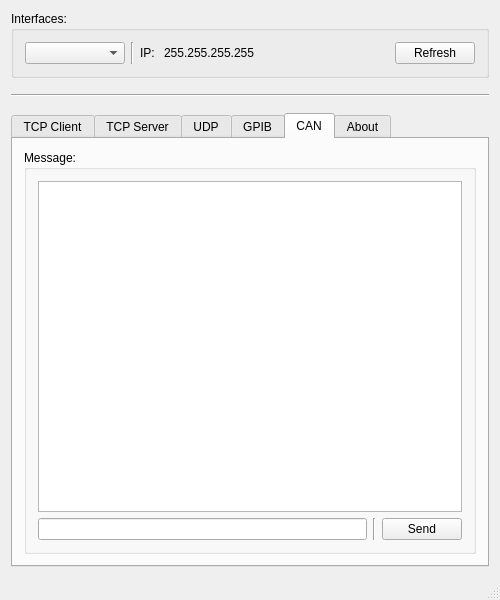
Old version of the form mainwindow.ui in the repository rookiepeng/comm-test.
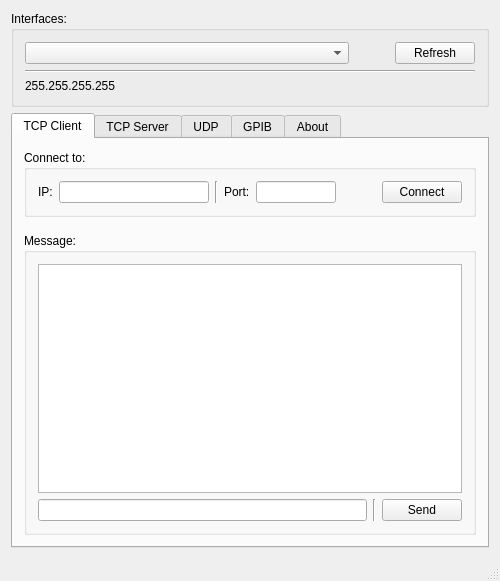
New version of the form. The open tabs and pages were chosen to show the change. Icons and pictures are not drawn.

```diff
--- a/mainwindow.ui
+++ b/mainwindow.ui
@@ -7,7 +7,7 @@
     <x>0</x>
     <y>0</y>
     <width>500</width>
-    <height>600</height>
+    <height>581</height>
    </rect>
   </property>
   <property name="minimumSize">
@@ -37,7 +37,7 @@
           <widget class="QComboBox" name="comboBox_Interface">
            <property name="sizePolicy">
             <sizepolicy hsizetype="Preferred" vsizetype="Fixed">
-             <horstretch>0</horstretch>
+             <horstretch>1</horstretch>
              <verstretch>0</verstretch>
             </sizepolicy>
            </property>
@@ -47,33 +47,6 @@
              <height>0</height>
             </size>
            </property>
-           <property name="maximumSize">
-            <size>
-             <width>200</width>
-             <height>16777215</height>
-            </size>
-           </property>
-          </widget>
-         </item>
-         <item>
-          <widget class="Line" name="line">
-           <property name="orientation">
-            <enum>Qt::Vertical</enum>
-           </property>
-          </widget>
-         </item>
-         <item>
-          <widget class="QLabel" name="label_2">
-           <property name="text">
-            <string>IP: </string>
-           </property>
-          </widget>
-         </item>
-         <item>
-          <widget class="QLabel" name="label_LocalIP">
-           <property name="text">
-            <string>255.255.255.255</string>
-           </property>
           </widget>
          </item>
          <item>
@@ -98,48 +71,29 @@
          </item>
         </layout>
        </item>
+       <item>
+        <widget class="Line" name="line">
+         <property name="orientation">
+          <enum>Qt::Horizontal</enum>
+         </property>
+        </widget>
+       </item>
+       <item>
+        <widget class="QLabel" name="label_LocalIP">
+         <property name="contextMenuPolicy">
+          <enum>Qt::DefaultContextMenu</enum>
+         </property>
+         <property name="text">
+          <string>255.255.255.255</string>
+         </property>
+         <property name="textInteractionFlags">
+          <set>Qt::LinksAccessibleByMouse|Qt::TextSelectableByMouse</set>
+         </property>
+        </widget>
+       </item>
       </layout>
      </widget>
     </item>
-    <item>
-     <spacer name="verticalSpacer_3">
-      <property name="orientation">
-       <enum>Qt::Vertical</enum>
-      </property>
-      <property name="sizeType">
-       <enum>QSizePolicy::Fixed</enum>
-      </property>
-      <property name="sizeHint" stdset="0">
-       <size>
-        <width>20</width>
-        <height>10</height>
-       </size>
-      </property>
-     </spacer>
-    </item>
-    <item>
-     <widget class="Line" name="line_6">
-      <property name="orientation">
-       <enum>Qt::Horizontal</enum>
-      </property>
-     </widget>
-    </item>
-    <item>
-     <spacer name="verticalSpacer_2">
-      <property name="orientation">
-       <enum>Qt::Vertical</enum>
-      </property>
-      <property name="sizeType">
-       <enum>QSizePolicy::Fixed</enum>
-      </property>
-      <property name="sizeHint" stdset="0">
-       <size>
-        <width>20</width>
-        <height>10</height>
-       </size>
-      </property>
-     </spacer>
-    </item>
     <item>
      <widget class="QTabWidget" name="tabWidget">
       <property name="tabShape">
@@ -712,46 +666,6 @@
         </item>
        </layout>
       </widget>
-      <widget class="QWidget" name="tab_2">
-       <attribute name="title">
-        <string>CAN</string>
-       </attribute>
-       <layout class="QVBoxLayout" name="verticalLayout_17">
-        <item>
-         <widget class="QGroupBox" name="groupBox_10">
-          <property name="title">
-           <string>Message:</string>
-          </property>
-          <layout class="QVBoxLayout" name="verticalLayout_16">
-           <item>
-            <widget class="QTextBrowser" name="textBrowser_CANMessage"/>
-           </item>
-           <item>
-            <layout class="QHBoxLayout" name="horizontalLayout_10">
-             <item>
-              <widget class="QLineEdit" name="lineEdit_CANSend"/>
-             </item>
-             <item>
-              <widget class="Line" name="line_10">
-               <property name="orientation">
-                <enum>Qt::Vertical</enum>
-               </property>
-              </widget>
-             </item>
-             <item>
-              <widget class="QPushButton" name="button_CANSend">
-               <property name="text">
-                <string>Send</string>
-               </property>
-              </widget>
-             </item>
-            </layout>
-           </item>
-          </layout>
-         </widget>
-        </item>
-       </layout>
-      </widget>
       <widget class="QWidget" name="tab">
        <attribute name="title">
         <string>About</string>
```
